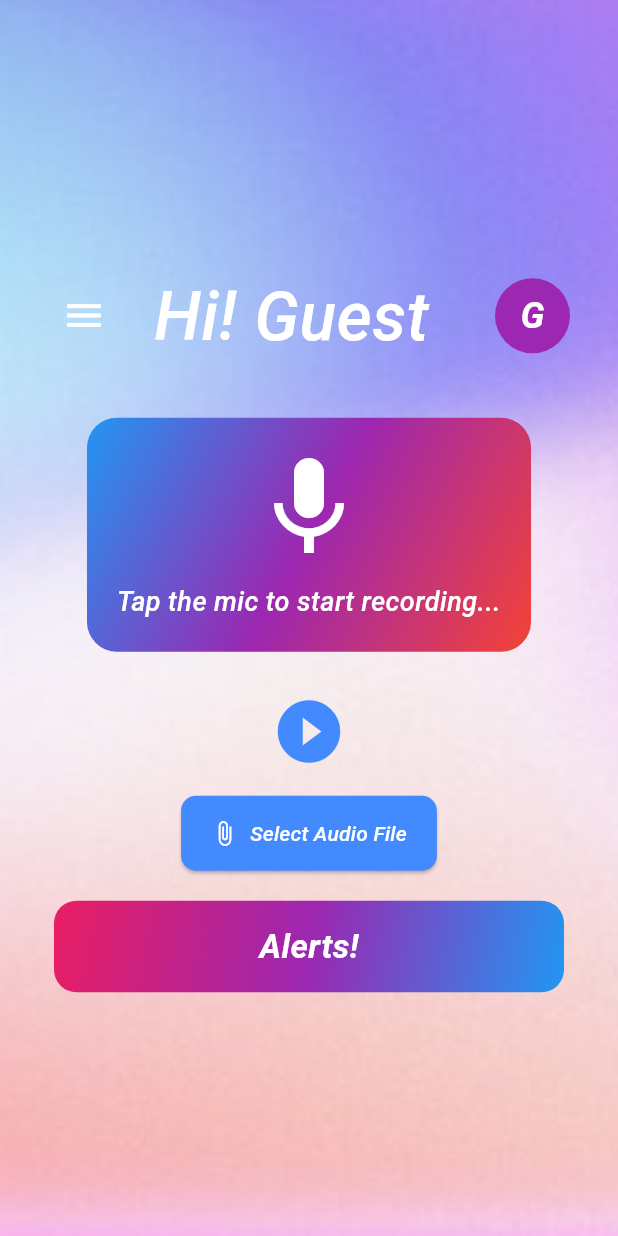
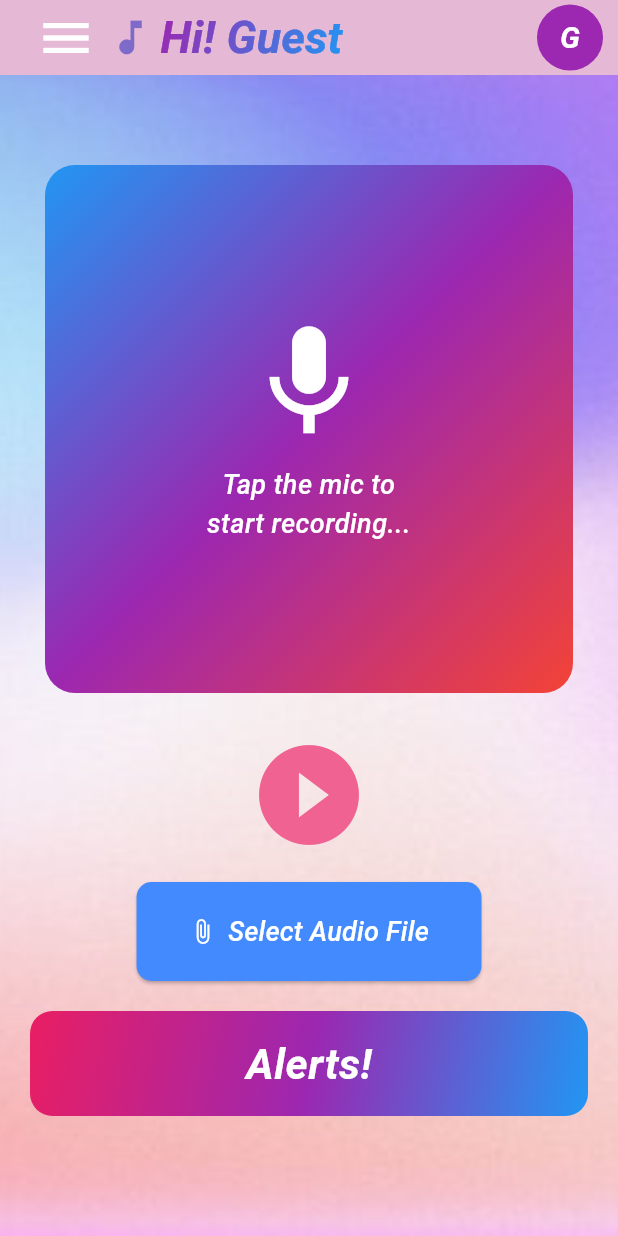
Before and after one commit to Alefiya-Rajgarh/Sound-To-Vision, a Flutter app: the HomeScreen screen opened by its route, on a phone screen of 412 x 824 dp. Run offline on Flutter 3.47's test engine with Material 3 defaults, Android fonts, the phone set to English and light mode, and no system bars; drawn by our look-alikes of animated_text_kit; our stand-ins replace cloud_firestore, file_picker, firebase_auth, firebase_core, flutter_spinkit, speech_to_text; accounts and stored records are empty; Roboto replaces fonts that are missing (fonts/Roboto-Italic.ttf.ttf).

Commit message:
Home page design

```diff
--- a/lib/screen/Home/Home.dart
+++ b/lib/screen/Home/Home.dart
@@ -18,8 +18,10 @@ class _HomeScreenState extends State<HomeScreen> {
     final Map<String, dynamic>? args =
         ModalRoute.of(context)?.settings.arguments as Map<String, dynamic>?;
 
-    String name = (args?['name_value'] as String?)?.split("")[0] ?? "Guest";
+    String fullName = args?['name_value'] ?? "Guest";
+    String name = fullName.split(" ").first; // Extract first word before space
     String email = args?['em_value'] ?? "Not Provided";
+    String initial = name.isNotEmpty ? name[0].toUpperCase() : "U";
 
     //speech to text
     late stt.SpeechToText _speech;
@@ -64,9 +66,76 @@ class _HomeScreenState extends State<HomeScreen> {
       }
     }
 
-    String initial = name.isNotEmpty ? name[0].toUpperCase() : "U";
     return Scaffold(
       resizeToAvoidBottomInset: false,
+      appBar: PreferredSize(
+        preferredSize: Size.fromHeight(50),
+        child: AppBar(
+          backgroundColor: Color(0xFFF8C8DC),
+          elevation: 10,
+          automaticallyImplyLeading: false,
+          title: Row(
+            children: [
+              IconButton(
+                icon: Icon(Icons.menu, color: Colors.white, size: 40),
+                onPressed: () {
+                  Navigator.push(
+                    context,
+                    MaterialPageRoute(builder: (context) => drawer()),
+                  );
+                },
+              ),
+              Icon(
+                Icons.music_note,
+                color: Color(0xFF7E6BC9),
+                size: 30,
+              ), // Music Icon
+              SizedBox(width: 5),
+              ShaderMask(
+                shaderCallback:
+                    (bounds) => LinearGradient(
+                      colors: [Colors.purple, Colors.blue],
+                      begin: Alignment.topLeft,
+                      end: Alignment.bottomRight,
+                    ).createShader(bounds),
+                child: Text(
+                  "Hi! $name",
+                  style: TextStyle(
+                    fontSize: 30, // Slightly bigger name
+                    fontWeight: FontWeight.w600,
+                    color: Colors.white,
+                  ),
+                ),
+              ),
+            ],
+          ),
+          actions: [
+            GestureDetector(
+              onTap: () {
+                Navigator.push(
+                  context,
+                  MaterialPageRoute(builder: (context) => profile()),
+                );
+              },
+              child: Padding(
+                padding: EdgeInsets.only(right: 10),
+                child: CircleAvatar(
+                  radius: 22,
+                  backgroundColor: Color(0xFF9C27B0),
+                  child: Text(
+                    initial,
+                    style: TextStyle(
+                      color: Colors.white,
+                      fontSize: 20,
+                      fontWeight: FontWeight.bold,
+                    ),
+                  ),
+                ),
+              ),
+            ),
+          ],
+        ),
+      ),
       body: Container(
         width: double.infinity,
         height: double.infinity,
@@ -77,76 +146,14 @@ class _HomeScreenState extends State<HomeScreen> {
             alignment: Alignment.center,
           ),
         ),
-        // Background color to match UI
-        child: Center(
-          child: Padding(
-            padding: const EdgeInsets.symmetric(horizontal: 16, vertical: 16),
         child: Column(
-              mainAxisAlignment: MainAxisAlignment.center,
-              children: <Widget>[
-                Padding(
-                  padding: const EdgeInsets.symmetric(
-                    horizontal: 16,
-                    vertical: 16,
-                  ),
-                  child: Row(
-                    mainAxisAlignment: MainAxisAlignment.spaceBetween,
-                    children: <Widget>[
-                      IconButton(
-                        onPressed: () {
-                          Navigator.push(
-                            context,
-                            MaterialPageRoute(builder: (context) => drawer()),
-                          );
-                        },
-                        icon: Icon(Icons.menu, color: Colors.white, size: 30),
-                      ),
-                      AnimatedTextKit(
-                        animatedTexts: [
-                          TypewriterAnimatedText(
-                            "  Hi! $name ",
-                            textStyle: TextStyle(
-                              fontSize: 45,
-                              fontWeight: FontWeight.w500,
-                              color: Colors.white,
-                              fontFamily: "fonts/Roboto-Italic.ttf.ttf",
-                            ),
-                            speed: Duration(milliseconds: 300),
-                          ),
-                        ],
-                        totalRepeatCount: 3,
-                      ),
-                      Spacer(),
-                      GestureDetector(
-                        onTap: () {
-                          Navigator.push(
-                            context,
-                            MaterialPageRoute(builder: (context) => profile()),
-                          );
-                        },
-                        child: CircleAvatar(
-                          radius: 25,
-                          backgroundColor: Colors.purple,
-                          child: Text(
-                            initial,
-                            style: TextStyle(
-                              color: Colors.white,
-                              fontSize: 24,
-                              fontWeight: FontWeight.bold,
-                            ),
-                          ),
-                        ),
-                      ),
-                    ],
-                  ),
-                ),
-
-                SizedBox(height: 20),
+          children: [
+            SizedBox(height: 60),
 
             // Microphone UI
             Container(
-                  margin: EdgeInsets.symmetric(horizontal: 20),
-                  padding: EdgeInsets.all(20),
+              margin: EdgeInsets.symmetric(horizontal: 30),
+              padding: EdgeInsets.all(100),
               decoration: BoxDecoration(
                 gradient: LinearGradient(
                   colors: [Colors.blue, Colors.purple, Colors.red],
@@ -157,7 +164,7 @@ class _HomeScreenState extends State<HomeScreen> {
               ),
               child: Column(
                 children: [
-                      Icon(Icons.mic, size: 80, color: Colors.white),
+                  Icon(Icons.mic, size: 90, color: Colors.white),
                   SizedBox(height: 10),
                   Text(
                     text,
@@ -174,8 +181,8 @@ class _HomeScreenState extends State<HomeScreen> {
             IconButton(
               icon: Icon(
                 Icons.play_circle_fill,
-                    size: 50,
-                    color: Colors.blueAccent,
+                size: 80,
+                color: Color(0xFFF06292),
               ),
               onPressed: () {}, // Add functionality here
             ),
@@ -186,14 +193,14 @@ class _HomeScreenState extends State<HomeScreen> {
             ElevatedButton.icon(
               onPressed: pickAudioFile,
               icon: Icon(Icons.attach_file),
-                  label: Text("Select Audio File"),
+              label: Text("Select Audio File" , style: TextStyle(fontSize: 18),),
               style: ElevatedButton.styleFrom(
                 backgroundColor: Colors.blueAccent,
                 foregroundColor: Colors.white,
                 shape: RoundedRectangleBorder(
                   borderRadius: BorderRadius.circular(10),
                 ),
-                    padding: EdgeInsets.symmetric(horizontal: 20, vertical: 15),
+                padding: EdgeInsets.symmetric(horizontal: 35, vertical: 20),
               ),
             ),
 
@@ -218,7 +225,7 @@ class _HomeScreenState extends State<HomeScreen> {
                     "Alerts!",
                     style: TextStyle(
                       color: Colors.white,
-                          fontSize: 22,
+                      fontSize: 28,
                       fontWeight: FontWeight.bold,
                     ),
                   ),
@@ -228,8 +235,6 @@ class _HomeScreenState extends State<HomeScreen> {
           ],
         ),
       ),
-        ),
-      ),
     );
   }
 }
```
Lines whose indentation alone changed are shown as unchanged.
